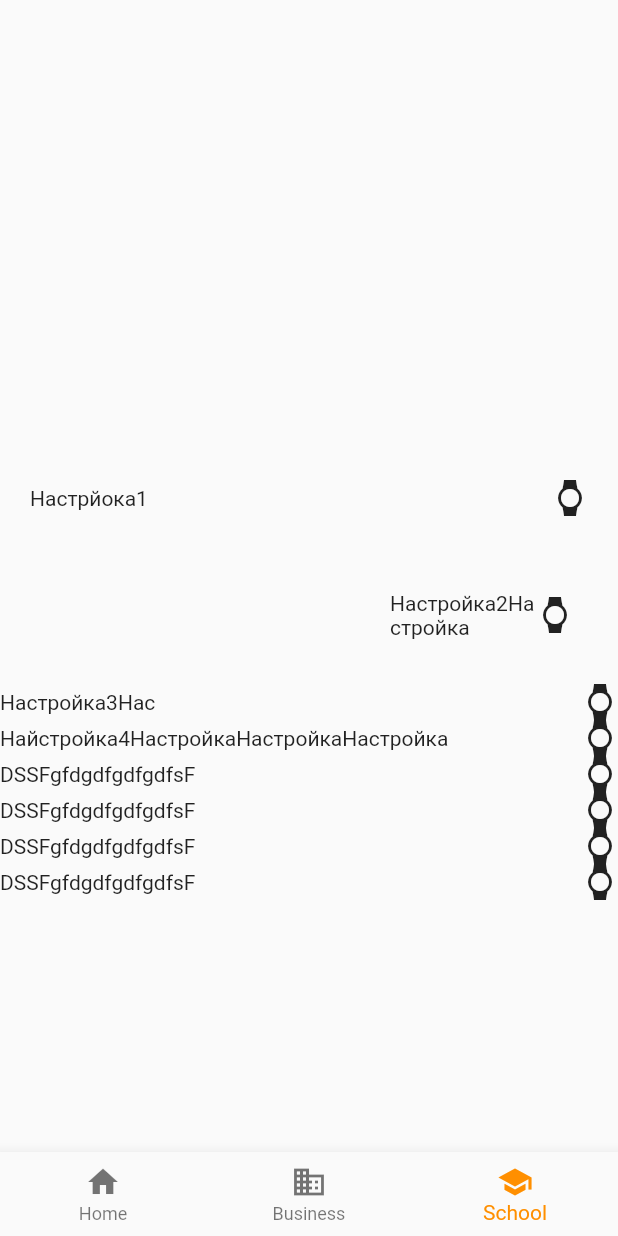
After one commit to Falim12345/silver-spork, a Flutter app: the screen it shows after launch, item 3 of the bottom bar chosen, on a phone screen of 412 x 824 dp. The commit adds this screen. Run offline on Flutter 3.47's test engine with Material 2 defaults, Android fonts, the phone set to English and light mode, and no system bars.

Commit message:
Settings screen bottom

```diff
--- a/lib/main.dart
+++ b/lib/main.dart
@@ -1,5 +1,6 @@
 import 'package:flutter/material.dart';
 import 'package:two/screens/home_screens.dart';
+import 'package:two/widgets/main_bottom_bar.dart';
 
 void main() {
   runApp(const MyApp());
@@ -13,7 +14,7 @@ class MyApp extends StatelessWidget {
   Widget build(BuildContext context) {
     return const MaterialApp(
       title: "Pet",
-      home: HomeScreens(),
+      home: (MainBottomBar()),
     );
   }
 }
--- /dev/null
+++ b/lib/screens/settings_screen.dart
@@ -0,0 +1,76 @@
+import 'package:flutter/material.dart';
+
+import '../widgets/bottom_row.dart';
+
+class SettingsScreen extends StatefulWidget {
+  const SettingsScreen({super.key});
+
+  @override
+  State<SettingsScreen> createState() => _SettingsScreen();
+}
+
+class _SettingsScreen extends State<SettingsScreen> {
+  @override
+  Widget build(BuildContext context) {
+    return Scaffold(
+      body: Padding(
+        padding: const EdgeInsets.only(top: 300.0),
+        child: Center(
+          child: Column(
+            children: [
+              Padding(
+                padding: const EdgeInsets.all(20.0),
+                child: CustomIconButton(
+                  icon: Icons.watch_sharp,
+                  onPressed: () {},
+                  text: const Text('Настрйока1'),
+                ),
+              ),
+              Padding(
+                padding: const EdgeInsets.all(30.0),
+                child: CustomIconButton(
+                  icon: Icons.watch_sharp,
+                  onPressed: () {},
+                  text: const Padding(
+                    padding: EdgeInsets.only(left: 230),
+                    child: Text('Настройка2Настройка'),
+                  ),
+                ),
+              ),
+              CustomIconButton(
+                icon: Icons.watch_sharp,
+                onPressed: () {},
+                text: const Text('Настройка3Нас'),
+              ),
+              CustomIconButton(
+                icon: Icons.watch_sharp,
+                onPressed: () {},
+                text: const Text('Найстройка4НастройкаНастройкаНастройка'),
+              ),
+              CustomIconButton(
+                icon: Icons.watch_sharp,
+                onPressed: () {},
+                text: const Text('DSSFgfdgdfgdfgdfsF'),
+              ),
+              CustomIconButton(
+                icon: Icons.watch_sharp,
+                onPressed: () {},
+                text: const Text('DSSFgfdgdfgdfgdfsF'),
+              ),
+              CustomIconButton(
+                icon: Icons.watch_sharp,
+                onPressed: () {},
+                text: const Text('DSSFgfdgdfgdfgdfsF'),
+              ),
+              CustomIconButton(
+                icon: Icons.watch_sharp,
+                onPressed: () {},
+                text: const Text('DSSFgfdgdfgdfgdfsF'),
+              ),
+            ],
+          ),
+        ),
+      ),
+    );
+  }
+}
--- a/lib/widgets/main_bottom_bar.dart
+++ b/lib/widgets/main_bottom_bar.dart
@@ -1,4 +1,8 @@
 import 'package:flutter/material.dart';
+
+import '../screens/home_screens.dart';
+import '../screens/second_screen.dart';
+import '../screens/settings_screen.dart';
 
 class MainBottomBar extends StatefulWidget {
   const MainBottomBar({super.key});
@@ -8,6 +12,12 @@ class MainBottomBar extends StatefulWidget {
 }
 
 class _MainBottomBarState extends State<MainBottomBar> {
+  final List<Widget> _screens = const [
+    HomeScreen(),
+    SecondScreen(),
+    SettingsScreen(),
+  ];
+
   int _selectedIndex = 0;
   // static const TextStyle optionsStyle =
   //     TextStyle(fontSize: 30, fontWeight: FontWeight.bold);
@@ -22,7 +32,7 @@ class _MainBottomBarState extends State<MainBottomBar> {
   @override
   Widget build(BuildContext context) {
     return Scaffold(
-      appBar: AppBar(),
+      body: _screens[_selectedIndex],
       bottomNavigationBar: BottomNavigationBar(
         items: const <BottomNavigationBarItem>[
           BottomNavigationBarItem(
```
Also changed, not shown: lib/screens/first_screen.dart (deleted, +0 -48 lines), lib/screens/home_screens.dart (+9 -5 lines), lib/screens/second_screen.dart (added, +19 -0 lines).
